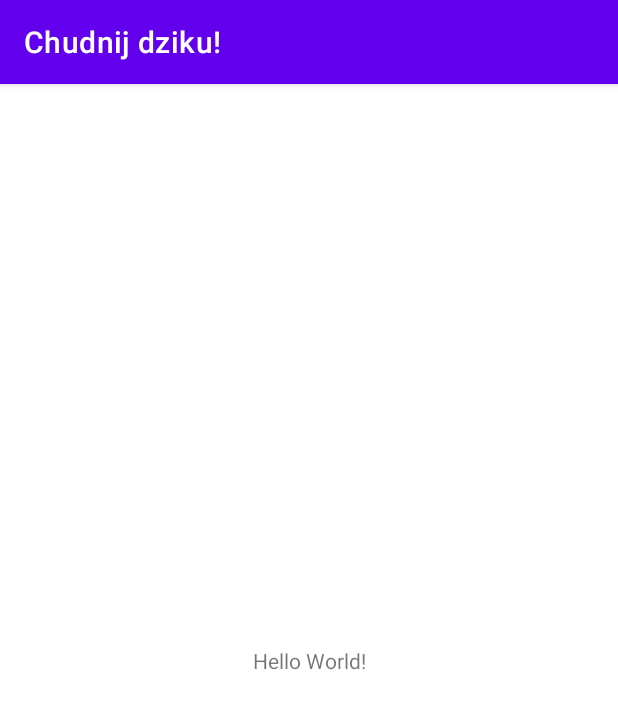
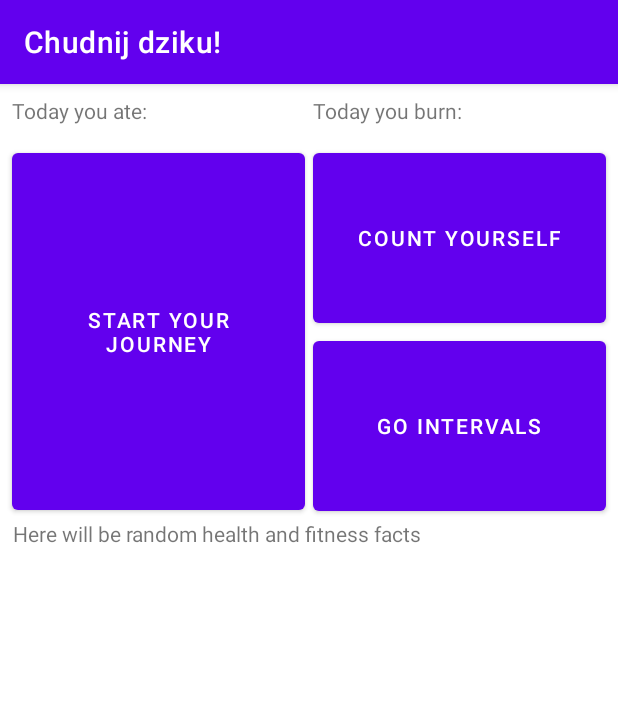
Before and after one commit to wszymon/Chudnij-dziku-, an Android app: the screen it shows after launch (MainActivity), on a phone screen of 412 x 824 dp. Shown: the top 709 px of the screen. Run offline under Robolectric (Android 15) with nearby library versions, the phone set to English and light mode, and no system bars.

Commit message:
Add basic mainActivity layout

```diff
--- a/app/src/main/res/layout/activity_main.xml
+++ b/app/src/main/res/layout/activity_main.xml
@@ -6,13 +6,64 @@
     android:layout_height="match_parent"
     tools:context=".MainActivity">
 
+    <Button
+        android:id="@+id/intervalButton"
+        android:layout_width="195dp"
+        android:layout_height="125dp"
+        android:layout_marginEnd="8dp"
+        android:text="@string/intervalsButton"
+        app:layout_constraintEnd_toEndOf="parent"
+        app:layout_constraintTop_toBottomOf="@+id/kcalCounterButton" />
+
+    <Button
+        android:id="@+id/journeyButton"
+        android:layout_width="195dp"
+        android:layout_height="250dp"
+        android:layout_marginStart="8dp"
+        android:layout_marginTop="8dp"
+        android:text="@string/goJourneyButton"
+        app:layout_constraintStart_toStartOf="parent"
+        app:layout_constraintTop_toBottomOf="@+id/ateKcalTextView" />
+
     <TextView
-        android:layout_width="wrap_content"
-        android:layout_height="wrap_content"
-        android:text="Hello World!"
-        app:layout_constraintBottom_toBottomOf="parent"
-        app:layout_constraintLeft_toLeftOf="parent"
-        app:layout_constraintRight_toRightOf="parent"
+        android:id="@+id/ateKcalTextView"
+        android:layout_width="195dp"
+        android:layout_height="24dp"
+        android:layout_marginStart="8dp"
+        android:layout_marginTop="8dp"
+        android:text="@string/ateKcal"
+        app:layout_constraintStart_toStartOf="parent"
         app:layout_constraintTop_toTopOf="parent" />
 
+    <Button
+        android:id="@+id/kcalCounterButton"
+        android:layout_width="195dp"
+        android:layout_height="125dp"
+        android:layout_marginTop="8dp"
+        android:layout_marginEnd="8dp"
+        android:text="@string/countButton"
+        app:layout_constraintEnd_toEndOf="parent"
+        app:layout_constraintTop_toBottomOf="@+id/burnKcalTextView" />
+
+    <TextView
+        android:id="@+id/burnKcalTextView"
+        android:layout_width="195dp"
+        android:layout_height="24dp"
+        android:layout_marginTop="8dp"
+        android:layout_marginEnd="8dp"
+        android:text="@string/burnkcal"
+        app:layout_constraintEnd_toEndOf="parent"
+        app:layout_constraintTop_toTopOf="parent" />
+
+    <TextView
+        android:id="@+id/randFactsTextView"
+        android:layout_width="395dp"
+        android:layout_height="300dp"
+        android:layout_marginStart="8dp"
+        android:layout_marginEnd="8dp"
+        android:text="@string/randomFact"
+        app:layout_constraintEnd_toEndOf="parent"
+        app:layout_constraintStart_toStartOf="parent"
+        app:layout_constraintTop_toBottomOf="@+id/journeyButton" />
+
 </androidx.constraintlayout.widget.ConstraintLayout>
--- a/app/src/main/res/values/strings.xml
+++ b/app/src/main/res/values/strings.xml
@@ -1,3 +1,9 @@
 <resources>
     <string name="app_name">Chudnij dziku!</string>
+    <string name="goJourneyButton">Start your journey</string>
+    <string name="countButton">Count yourself</string>
+    <string name="intervalsButton">Go intervals</string>
+    <string name="ateKcal">Today you ate:</string>
+    <string name="burnkcal">Today you burn:</string>
+    <string name="randomFact">Here will be random health and fitness facts</string>
 </resources>
```
